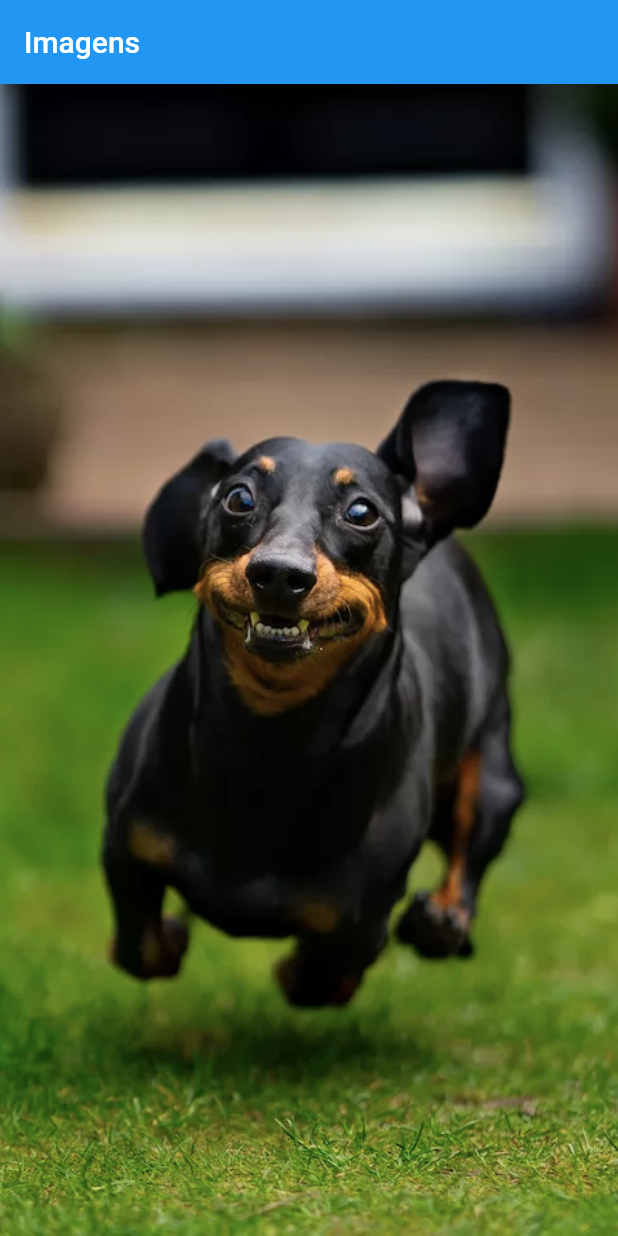
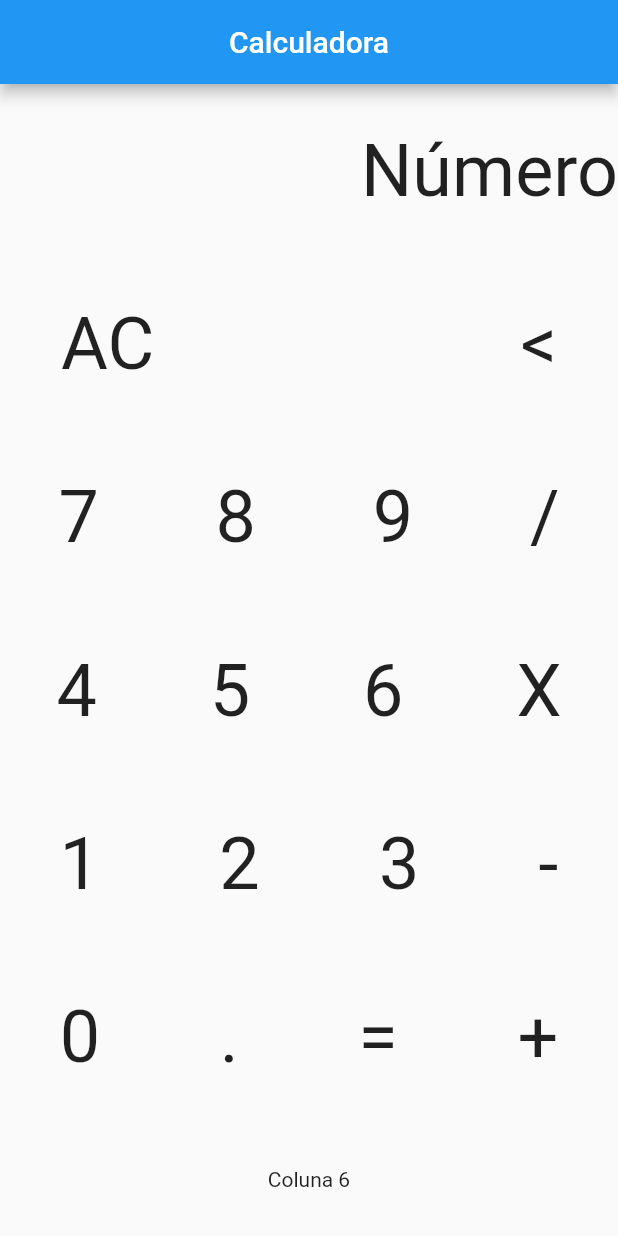
Before and after one commit to lucasantoniodev/Aprendendo_flutter_com_daves, a Flutter app: the screen it shows after launch, on a phone screen of 412 x 824 dp. Run offline on Flutter 3.47's test engine with Material 2 defaults, Android fonts, the phone set to English and light mode, and no system bars.

Commit message:
Montando calculadora Parte 1

```diff
--- a/lib/main.dart
+++ b/lib/main.dart
@@ -1,3 +1,5 @@
+// ignore_for_file: prefer_const_constructors
+
 import 'package:flutter/material.dart';
 
 void main() {
@@ -15,15 +17,132 @@ class _MyAppState extends State<MyApp> {
   @override
   Widget build(BuildContext context) {
     return MaterialApp(
+      debugShowCheckedModeBanner: false,
       home: Scaffold(
         appBar: AppBar(
-          title: const Text('Imagens'),
+          title: const Center(
+            child: Text('Calculadora'),
+          ),
         ),
-        body: Image.asset(
-          'assets/images/dog.webp',
-          width: double.infinity,
-          height: double.infinity,
-          fit: BoxFit.cover,
+        body: Column(
+          mainAxisAlignment: MainAxisAlignment.spaceAround,
+          children: [
+            Row(
+              mainAxisAlignment: MainAxisAlignment.end,
+              children: const [
+                Text(
+                  'Número',
+                  style: TextStyle(fontSize: 48),
+                ),
+              ],
+            ),
+            Row(
+              mainAxisAlignment: MainAxisAlignment.spaceAround,
+              children: const [
+                Text(
+                  'AC',
+                  style: TextStyle(fontSize: 48),
+                ),
+                Text(
+                  '',
+                  style: TextStyle(fontSize: 48),
+                ),
+                Text(
+                  '',
+                  style: TextStyle(fontSize: 48),
+                ),
+                Text(
+                  '<',
+                  style: TextStyle(fontSize: 48),
+                ),
+              ],
+            ),
+            Row(
+              mainAxisAlignment: MainAxisAlignment.spaceAround,
+              children: const [
+                Text(
+                  '7',
+                  style: TextStyle(fontSize: 48),
+                ),
+                Text(
+                  '8',
+                  style: TextStyle(fontSize: 48),
+                ),
+                Text(
+                  '9',
+                  style: TextStyle(fontSize: 48),
+                ),
+                Text(
+                  '/',
+                  style: TextStyle(fontSize: 48),
+                ),
+              ],
+            ),
+            Row(
+              mainAxisAlignment: MainAxisAlignment.spaceAround,
+              children: const [
+                Text(
+                  '4',
+                  style: TextStyle(fontSize: 48),
+                ),
+                Text(
+                  '5',
+                  style: TextStyle(fontSize: 48),
+                ),
+                Text(
+                  '6',
+                  style: TextStyle(fontSize: 48),
+                ),
+                Text(
+                  'X',
+                  style: TextStyle(fontSize: 48),
+                ),
+              ],
+            ),
+            Row(
+              mainAxisAlignment: MainAxisAlignment.spaceAround,
+              children: const [
+                Text(
+                  '1',
+                  style: TextStyle(fontSize: 48),
+                ),
+                Text(
+                  '2',
+                  style: TextStyle(fontSize: 48),
+                ),
+                Text(
+                  '3',
+                  style: TextStyle(fontSize: 48),
+                ),
+                Text(
+                  '-',
+                  style: TextStyle(fontSize: 48),
+                ),
+              ],
+            ),
+            Row(
+              mainAxisAlignment: MainAxisAlignment.spaceAround,
+              children: const [
+                Text(
+                  '0',
+                  style: TextStyle(fontSize: 48),
+                ),
+                Text(
+                  '.',
+                  style: TextStyle(fontSize: 48),
+                ),
+                Text(
+                  '=',
+                  style: TextStyle(fontSize: 48),
+                ),
+                Text(
+                  '+',
+                  style: TextStyle(fontSize: 48),
+                ),
+              ],
+            ),
+            Text('Coluna 6'),
+          ],
         ),
       ),
     );
```
